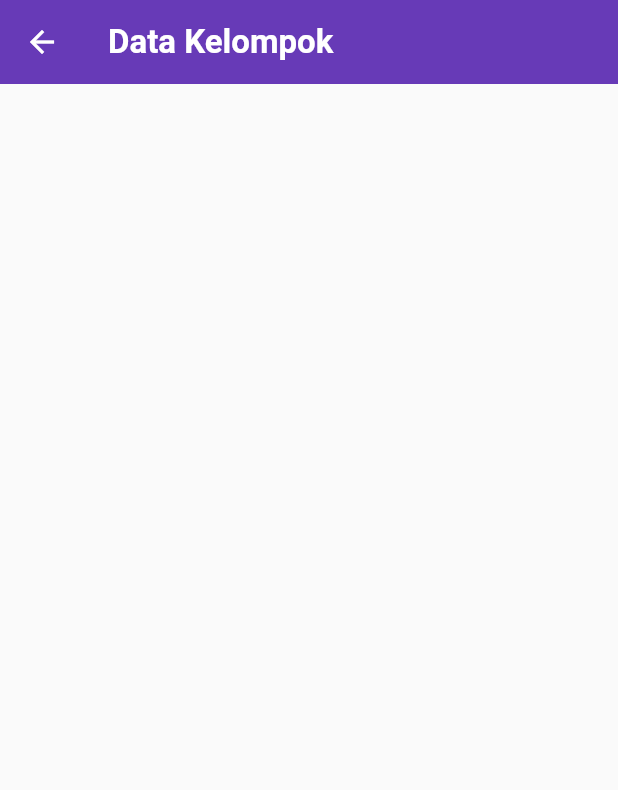
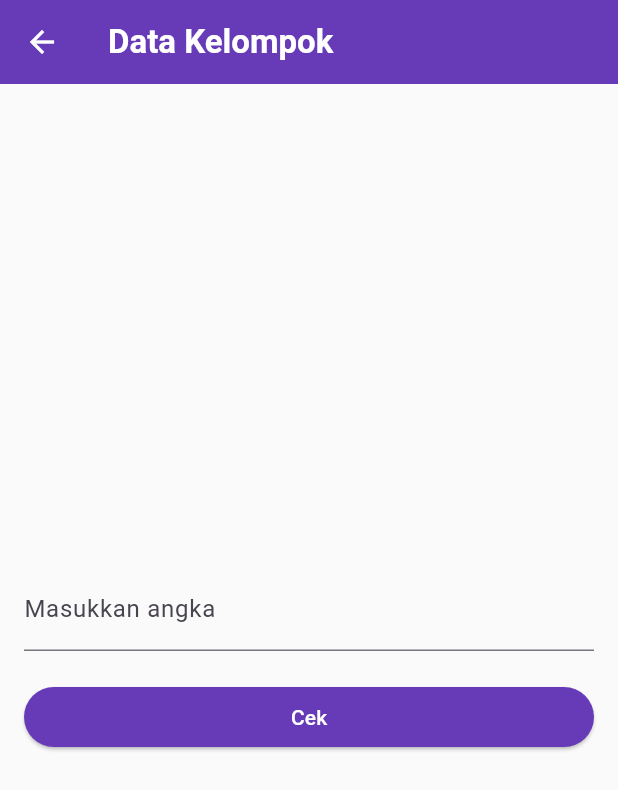
Before and after one commit to exuviadot/tugas2-tpm, a Flutter app: the BilanganPage screen opened directly with sample values from the repository, on a phone screen of 412 x 824 dp. Shown: the top 790 px of the screen. Run offline on Flutter 3.47's test engine with Material 3 defaults, Android fonts, the phone set to English and light mode, and no system bars.

Commit message:
update menu cek bilangan

```diff
--- a/lib/pages/bilangan_page.dart
+++ b/lib/pages/bilangan_page.dart
@@ -1,23 +1,87 @@
+import 'dart:math';
 import 'package:flutter/material.dart';
 import 'package:tugas_2/models/menu_model.dart';
 
 class BilanganPage extends StatefulWidget {
   final MenuModel menu;
   const BilanganPage({super.key, required this.menu});
-
   @override
   State<BilanganPage> createState() => _BilanganPageState();
 }
 
 class _BilanganPageState extends State<BilanganPage> {
+  final _ctrl = TextEditingController();
+
+  bool _isPrime(int n) {
+    if (n < 2) return false;
+    for (int i = 2; i <= sqrt(n); i++) {
+      if (n % i == 0) return false;
+    }
+    return true;
+  }
+
+  void _cek() {
+    final n = int.tryParse(_ctrl.text);
+    if (n == null) {
+      _showDialog('Inputan harus berupa angka');
+      return;
+    }
+    final parity = n % 2 == 0 ? 'Genap' : 'Ganjil';
+    final prime = _isPrime(n) ? 'Prima' : 'Bukan Prima';
+    _showDialog('$n adalah bilangan $parity dan $prime');
+  }
+
+  void _showDialog(String msg) => showDialog(
+        context: context,
+        builder: (_) => AlertDialog(
+          content: Text(msg),
+          actions: [
+            TextButton(
+              onPressed: () => Navigator.pop(context),
+              child: const Text('OK'),
+            ),
+          ],
+        ),
+      );
+
+  @override
+  void dispose() {
+    _ctrl.dispose();
+    super.dispose();
+  }
+
   @override
   Widget build(BuildContext context) {
     return Scaffold(
       backgroundColor: Colors.grey.shade50,
       appBar: AppBar(
-        title: Text(widget.menu.title, style: TextStyle(fontWeight: FontWeight.bold)),
+        title: Text(widget.menu.title,
+            style: const TextStyle(fontWeight: FontWeight.bold)),
         backgroundColor: Colors.deepPurple,
         foregroundColor: Colors.white,
+      ),
+      body: Padding(
+        padding: const EdgeInsets.all(16),
+        child: Column(
+          mainAxisAlignment: MainAxisAlignment.center,
+          crossAxisAlignment: CrossAxisAlignment.stretch,
+          children: [
+            TextField(
+              controller: _ctrl,
+              keyboardType: TextInputType.number,
+              decoration: const InputDecoration(labelText: 'Masukkan angka'),
+            ),
+            const SizedBox(height: 20),
+            ElevatedButton(
+              style: ElevatedButton.styleFrom(
+                backgroundColor: Colors.deepPurple,
+                foregroundColor: Colors.white,
+              ),
+              onPressed: _cek,
+              child: const Text('Cek'),
+            ),
+          ],
+        ),
       ),
     );
   }
```
